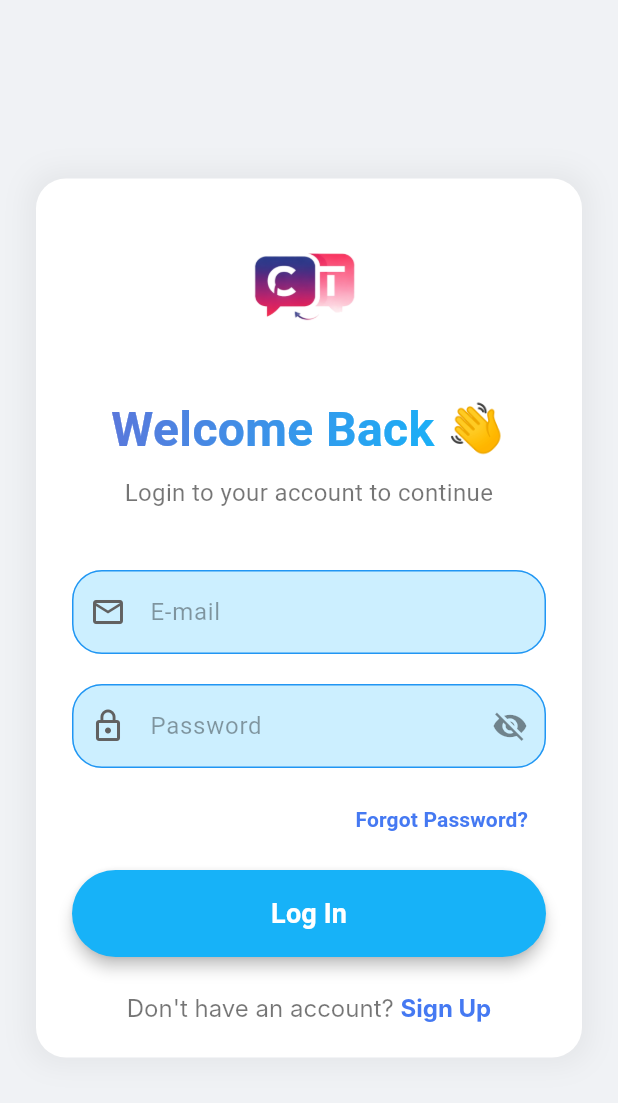
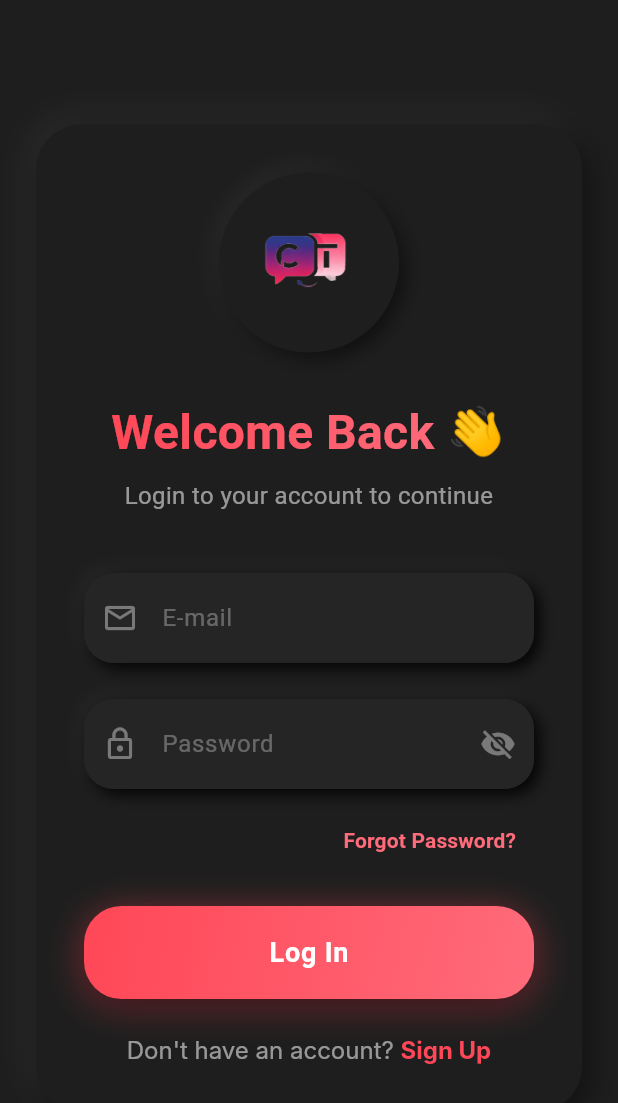
Before and after one commit to ChatTranz/chattranz, a Flutter app: the screen it shows after launch, on a phone screen of 412 x 824 dp. Shown: the top 1103 px of the screen. Run offline on Flutter 3.47's test engine with Material 3 defaults, Android fonts, the phone set to English and light mode, and no system bars; our stand-ins replace cloud_firestore, firebase_auth, firebase_core, fluttertoast, permission_handler; missing offline and left inert: flutter_webrtc, google_mlkit_translation; accounts and stored records are empty; Roboto replaces fonts that are missing (Inter).

Commit message:
style(login): update UI to dark neumorphic design with enhanced button and text field styles

```diff
--- a/lib/pages/login.dart
+++ b/lib/pages/login.dart
@@ -31,7 +31,7 @@ class _LoginScreenState extends State<LoginScreen> {
   @override
   Widget build(BuildContext context) {
     return Scaffold(
-      backgroundColor: const Color(0xFFF0F2F5),
+      backgroundColor: const Color(0xFF1E1E1E), // Dark Neumorphic base
       body: SafeArea(
         child: Center(
           child: SingleChildScrollView(
@@ -40,26 +40,52 @@ class _LoginScreenState extends State<LoginScreen> {
                 horizontal: 24.0,
                 vertical: 30.0,
               ),
-              padding: const EdgeInsets.all(24.0),
+              padding: const EdgeInsets.all(32.0),
               decoration: BoxDecoration(
-                color: Colors.white,
-                borderRadius: BorderRadius.circular(20),
+                color: const Color(0xFF1E1E1E), // Same as background
+                borderRadius: BorderRadius.circular(30),
                 boxShadow: [
+                  // Light shadow (top-left)
                   BoxShadow(
-                    color: Colors.black.withOpacity(0.05),
-                    spreadRadius: 5,
-                    blurRadius: 15,
+                    color: Colors.white.withOpacity(0.05),
+                    offset: const Offset(-6, -6),
+                    blurRadius: 16,
+                    spreadRadius: 0,
+                  ),
+                  // Dark shadow (bottom-right)
+                  const BoxShadow(
+                    color: Colors.black45,
+                    offset: Offset(6, 6),
+                    blurRadius: 16,
+                    spreadRadius: 0,
                   ),
                 ],
               ),
               child: Column(
                 crossAxisAlignment: CrossAxisAlignment.center,
                 children: [
-                  Image.asset(
-                    'assets/loadingLogo.png', // same icon as register page
-                    height: 100,
+                  // Logo with Neumorphic container
+                  Container(
+                    padding: const EdgeInsets.all(20),
+                    decoration: BoxDecoration(
+                      color: const Color(0xFF1E1E1E),
+                      shape: BoxShape.circle,
+                      boxShadow: [
+                        BoxShadow(
+                          color: Colors.white.withOpacity(0.05),
+                          offset: const Offset(-4, -4),
+                          blurRadius: 10,
                         ),
-                  const SizedBox(height: 20),
+                        const BoxShadow(
+                          color: Colors.black54,
+                          offset: Offset(4, 4),
+                          blurRadius: 10,
+                        ),
+                      ],
+                    ),
+                    child: Image.asset('assets/loadingLogo.png', height: 80),
+                  ),
+                  const SizedBox(height: 30),
 
                   // --- Header Section ---
                   Row(
@@ -68,7 +94,7 @@ class _LoginScreenState extends State<LoginScreen> {
                       ShaderMask(
                         blendMode: BlendMode.srcIn,
                         shaderCallback: (bounds) => const LinearGradient(
-                          colors: [Color(0xFF5B77DB), Color(0xFF17B2F8)],
+                          colors: [Color(0xFFFF4757), Color(0xFFFF6B7A)],
                           begin: Alignment.topLeft,
                           end: Alignment.bottomRight,
                         ).createShader(bounds),
@@ -94,7 +120,7 @@ class _LoginScreenState extends State<LoginScreen> {
                   const Text(
                     'Login to your account to continue',
                     textAlign: TextAlign.center,
-                    style: TextStyle(fontSize: 16, color: Colors.black54),
+                    style: TextStyle(fontSize: 16, color: Colors.white54),
                   ),
                   const SizedBox(height: 40),
 
@@ -105,7 +131,7 @@ class _LoginScreenState extends State<LoginScreen> {
                     keyboardType: TextInputType.emailAddress,
                     prefixIcon: Icons.mail_outline,
                   ),
-                  const SizedBox(height: 20),
+                  const SizedBox(height: 24),
                   _buildPasswordField(),
                   const SizedBox(height: 10),
 
@@ -116,21 +142,22 @@ class _LoginScreenState extends State<LoginScreen> {
                       onPressed: () {
                         print('Forgot Password clicked');
                       },
+                      style: TextButton.styleFrom(
+                        foregroundColor: const Color(0xFFFF4757),
+                      ),
                       child: const Text(
                         'Forgot Password?',
                         style: TextStyle(
-                          color: Color(0xFF4579F2),
+                          color: Color(0xFFFF6B7A),
                           fontWeight: FontWeight.w600,
                         ),
                       ),
                     ),
                   ),
-                  const SizedBox(height: 10),
+                  const SizedBox(height: 20),
 
                   // --- Login Button ---
-                  SizedBox(
-                    width: double.infinity,
-                    child: ElevatedButton(
+                  _buildNeumorphicButton(
                     onPressed: () async {
                       final email = _emailController.text.trim();
                       final password = _passwordController.text.trim();
@@ -171,34 +198,7 @@ class _LoginScreenState extends State<LoginScreen> {
                         }
                       }
                     },
-
-                      style: ElevatedButton.styleFrom(
-                        backgroundColor: const Color(0xFF17B2F8),
-                        elevation: 4,
-                        shadowColor: Colors.black.withOpacity(1.0),
-                        padding: const EdgeInsets.symmetric(vertical: 16),
-                        shape: const StadiumBorder(),
-                      ),
-                      child: _isLoading
-                          ? const SizedBox(
-                              height: 22,
-                              width: 22,
-                              child: CircularProgressIndicator(
-                                strokeWidth: 2.5,
-                                valueColor: AlwaysStoppedAnimation<Color>(
-                                  Colors.white,
-                                ),
-                              ),
-                            )
-                          : const Text(
-                              'Log In',
-                              style: TextStyle(
-                                fontSize: 18,
-                                fontWeight: FontWeight.bold,
-                                color: Colors.white,
-                              ),
-                            ),
-                    ),
+                    isLoading: _isLoading,
                   ),
                   const SizedBox(height: 24),
 
@@ -218,7 +218,7 @@ class _LoginScreenState extends State<LoginScreen> {
                         text: "Don't have an account? ",
                         style: TextStyle(
                           fontSize: 16,
-                          color: Colors.black54,
+                          color: Colors.white54,
                           fontFamily: 'Inter',
                         ),
                         children: [
@@ -226,7 +226,7 @@ class _LoginScreenState extends State<LoginScreen> {
                             text: 'Sign Up',
                             style: TextStyle(
                               fontSize: 16,
-                              color: Color(0xFF4579F2),
+                              color: Color(0xFFFF4757),
                               fontWeight: FontWeight.bold,
                               fontFamily: 'Inter',
                             ),
@@ -244,67 +244,176 @@ class _LoginScreenState extends State<LoginScreen> {
     );
   }
 
-  // --- Email Field Helper ---
+  // --- Neumorphic Button ---
+  Widget _buildNeumorphicButton({
+    required VoidCallback onPressed,
+    required bool isLoading,
+  }) {
+    return Container(
+      width: double.infinity,
+      decoration: BoxDecoration(
+        borderRadius: BorderRadius.circular(25),
+        gradient: const LinearGradient(
+          colors: [Color(0xFFFF4757), Color(0xFFFF6B7A)],
+          begin: Alignment.topLeft,
+          end: Alignment.bottomRight,
+        ),
+        boxShadow: [
+          // Red glow effect
+          BoxShadow(
+            color: const Color(0xFFFF4757).withOpacity(0.5),
+            offset: const Offset(0, 4),
+            blurRadius: 20,
+            spreadRadius: 0,
+          ),
+          // Bottom shadow for depth
+          const BoxShadow(
+            color: Colors.black54,
+            offset: Offset(0, 8),
+            blurRadius: 16,
+            spreadRadius: -4,
+          ),
+        ],
+      ),
+      child: Material(
+        color: Colors.transparent,
+        child: InkWell(
+          onTap: isLoading ? null : onPressed,
+          borderRadius: BorderRadius.circular(25),
+          child: Container(
+            padding: const EdgeInsets.symmetric(vertical: 18),
+            child: Center(
+              child: isLoading
+                  ? const SizedBox(
+                      height: 24,
+                      width: 24,
+                      child: CircularProgressIndicator(
+                        strokeWidth: 2.5,
+                        valueColor: AlwaysStoppedAnimation<Color>(Colors.white),
+                      ),
+                    )
+                  : const Text(
+                      'Log In',
+                      style: TextStyle(
+                        fontSize: 18,
+                        fontWeight: FontWeight.bold,
+                        color: Colors.white,
+                        letterSpacing: 0.5,
+                      ),
+                    ),
+            ),
+          ),
+        ),
+      ),
+    );
+  }
+
+  // --- Neumorphic Text Field ---
   Widget _buildTextField({
     required TextEditingController controller,
     required String hintText,
     TextInputType keyboardType = TextInputType.text,
     IconData? prefixIcon,
   }) {
-    return TextField(
+    return Container(
+      decoration: BoxDecoration(
+        color: const Color(0xFF1E1E1E),
+        borderRadius: BorderRadius.circular(20),
+        boxShadow: [
+          // Inner shadow effect (top-left light)
+          BoxShadow(
+            color: Colors.white.withOpacity(0.03),
+            offset: const Offset(-4, -4),
+            blurRadius: 8,
+            spreadRadius: 0,
+          ),
+          // Inner shadow effect (bottom-right dark)
+          const BoxShadow(
+            color: Colors.black87,
+            offset: Offset(4, 4),
+            blurRadius: 8,
+            spreadRadius: 0,
+          ),
+        ],
+      ),
+      child: TextField(
         controller: controller,
         keyboardType: keyboardType,
+        style: const TextStyle(color: Colors.white),
         decoration: InputDecoration(
           hintText: hintText,
-        hintStyle: const TextStyle(color: Colors.black38),
+          hintStyle: TextStyle(color: Colors.white.withOpacity(0.3)),
           filled: true,
-        fillColor: const Color.fromARGB(213, 194, 236, 255),
+          fillColor: const Color(0xFF252525),
           enabledBorder: OutlineInputBorder(
             borderRadius: BorderRadius.circular(20),
-          borderSide: const BorderSide(color: Colors.blue, width: 1.0),
+            borderSide: BorderSide.none,
           ),
           focusedBorder: OutlineInputBorder(
             borderRadius: BorderRadius.circular(20),
-          borderSide: const BorderSide(color: Colors.blue, width: 1.0),
+            borderSide: const BorderSide(color: Color(0xFFFF4757), width: 2.0),
           ),
           contentPadding: const EdgeInsets.symmetric(
-          vertical: 16,
+            vertical: 18,
             horizontal: 20,
           ),
           prefixIcon: prefixIcon != null
-            ? Icon(prefixIcon, color: Colors.grey[700])
+              ? Icon(prefixIcon, color: Colors.white38)
               : null,
+        ),
       ),
     );
   }
 
-  // --- Password Field Helper ---
+  // --- Neumorphic Password Field ---
   Widget _buildPasswordField() {
-    return TextField(
+    return Container(
+      decoration: BoxDecoration(
+        color: const Color(0xFF1E1E1E),
+        borderRadius: BorderRadius.circular(20),
+        boxShadow: [
+          // Inner shadow effect (top-left light)
+          BoxShadow(
+            color: Colors.white.withOpacity(0.03),
+            offset: const Offset(-4, -4),
+            blurRadius: 8,
+            spreadRadius: 0,
+          ),
+          // Inner shadow effect (bottom-right dark)
+          const BoxShadow(
+            color: Colors.black87,
+            offset: Offset(4, 4),
+            blurRadius: 8,
+            spreadRadius: 0,
+          ),
+        ],
+      ),
+      child: TextField(
         controller: _passwordController,
         obscureText: !_isPasswordVisible,
+        style: const TextStyle(color: Colors.white),
         decoration: InputDecoration(
           hintText: 'Password',
-        hintStyle: const TextStyle(color: Colors.black38),
+          hintStyle: TextStyle(color: Colors.white.withOpacity(0.3)),
           filled: true,
-        fillColor: const Color.fromARGB(213, 194, 236, 255),
+          fillColor: const Color(0xFF252525),
           enabledBorder: OutlineInputBorder(
             borderRadius: BorderRadius.circular(20),
-          borderSide: const BorderSide(color: Colors.blue, width: 1.0),
+            borderSide: BorderSide.none,
           ),
           focusedBorder: OutlineInputBorder(
             borderRadius: BorderRadius.circular(20),
-          borderSide: const BorderSide(color: Colors.blue, width: 1.0),
+            borderSide: const BorderSide(color: Color(0xFFFF4757), width: 2.0),
           ),
           contentPadding: const EdgeInsets.symmetric(
-          vertical: 16,
+            vertical: 18,
             horizontal: 20,
           ),
-        prefixIcon: Icon(Icons.lock_outline, color: Colors.grey[700]),
+          prefixIcon: const Icon(Icons.lock_outline, color: Colors.white38),
           suffixIcon: IconButton(
             icon: Icon(
               _isPasswordVisible ? Icons.visibility : Icons.visibility_off,
-            color: Colors.black45,
+              color: Colors.white38,
             ),
             onPressed: () {
               setState(() {
@@ -313,6 +422,7 @@ class _LoginScreenState extends State<LoginScreen> {
             },
           ),
         ),
+      ),
     );
   }
 }
```
Lines whose indentation alone changed are shown as unchanged.
